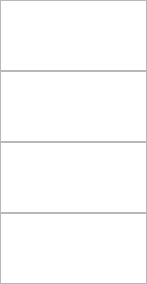
Qt form gui/modes/blueprint_mode/blueprint_controls_widget.ui (mdb42/omniverse) before a commit.
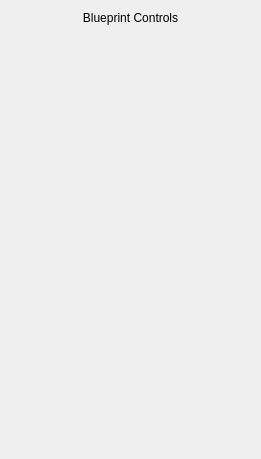
The same form after that commit.

Commit message: World mode, persona developments, chat changes -Settings for old LLM manager in chat stacked widget -Further development of persona manager -Personas now defined by JSON files -Presentation Mode renamed to World Mode -Moved grounding browsers to developer developer window -Worlds are composed of Areas which are composed of Spaces

What changed in the file:
```diff
--- a/gui/modes/blueprint_mode/blueprint_controls_widget.ui
+++ b/gui/modes/blueprint_mode/blueprint_controls_widget.ui
@@ -6,8 +6,8 @@
    <rect>
     <x>0</x>
     <y>0</y>
-    <width>147</width>
-    <height>284</height>
+    <width>261</width>
+    <height>459</height>
    </rect>
   </property>
   <property name="sizePolicy">
@@ -19,89 +19,21 @@
   <property name="windowTitle">
    <string>Form</string>
   </property>
-  <layout class="QVBoxLayout" name="verticalLayout_2">
-   <property name="spacing">
-    <number>0</number>
-   </property>
-   <property name="leftMargin">
-    <number>0</number>
-   </property>
-   <property name="topMargin">
-    <number>0</number>
-   </property>
-   <property name="rightMargin">
-    <number>0</number>
-   </property>
-   <property name="bottomMargin">
-    <number>0</number>
-   </property>
+  <layout class="QGridLayout" name="gridLayout">
+   <item row="0" column="0">
+    <layout class="QVBoxLayout" name="verticalLayout">
    <item>
-    <spacer name="verticalSpacer_2">
-     <property name="sizePolicy">
-      <sizepolicy hsizetype="Preferred" vsizetype="Preferred">
-       <horstretch>0</horstretch>
-       <verstretch>0</verstretch>
-      </sizepolicy>
-     </property>
-     <property name="orientation">
-      <enum>Qt::Vertical</enum>
-     </property>
-     <property name="sizeHint" stdset="0">
-      <size>
-       <width>20</width>
-       <height>40</height>
-      </size>
-     </property>
-    </spacer>
-   </item>
-   <item>
-    <widget class="QTextBrowser" name="sentiment_browser">
-     <property name="sizePolicy">
-      <sizepolicy hsizetype="Preferred" vsizetype="Preferred">
-       <horstretch>0</horstretch>
-       <verstretch>0</verstretch>
-      </sizepolicy>
-     </property>
-    </widget>
-   </item>
-   <item>
-    <widget class="QTextBrowser" name="entity_browser">
-     <property name="sizePolicy">
-      <sizepolicy hsizetype="Preferred" vsizetype="Preferred">
-       <horstretch>0</horstretch>
-       <verstretch>0</verstretch>
-      </sizepolicy>
-     </property>
-    </widget>
-   </item>
-   <item>
-    <widget class="QTextBrowser" name="summary_browser">
-     <property name="sizePolicy">
-      <sizepolicy hsizetype="Preferred" vsizetype="Preferred">
-       <horstretch>0</horstretch>
-       <verstretch>0</verstretch>
-      </sizepolicy>
-     </property>
-    </widget>
-   </item>
-   <item>
-    <widget class="QTextBrowser" name="knowledge_browser">
-     <property name="sizePolicy">
-      <sizepolicy hsizetype="Preferred" vsizetype="Preferred">
-       <horstretch>0</horstretch>
-       <verstretch>0</verstretch>
-      </sizepolicy>
+      <widget class="QLabel" name="label">
+       <property name="text">
+        <string>Blueprint Controls</string>
+       </property>
+       <property name="alignment">
+        <set>Qt::AlignCenter</set>
      </property>
     </widget>
    </item>
    <item>
     <spacer name="verticalSpacer">
-     <property name="sizePolicy">
-      <sizepolicy hsizetype="Preferred" vsizetype="Preferred">
-       <horstretch>0</horstretch>
-       <verstretch>0</verstretch>
-      </sizepolicy>
-     </property>
      <property name="orientation">
       <enum>Qt::Vertical</enum>
      </property>
@@ -112,6 +44,8 @@
       </size>
      </property>
     </spacer>
+     </item>
+    </layout>
    </item>
   </layout>
  </widget>
```
Lines whose indentation alone changed are shown as unchanged. The commit also changes 85 other files.
